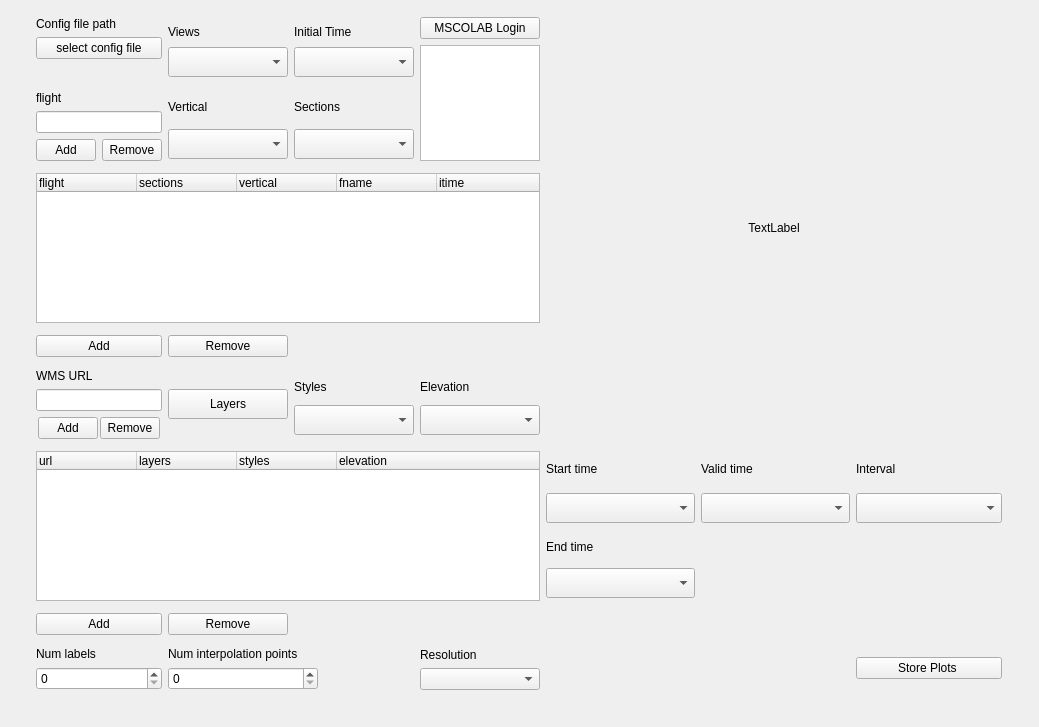
This is mslib/msui/ui/ui_mss_autoplot.ui in Open-MSS/MSS as Qt 5 draws it before an edit. The edited form follows.
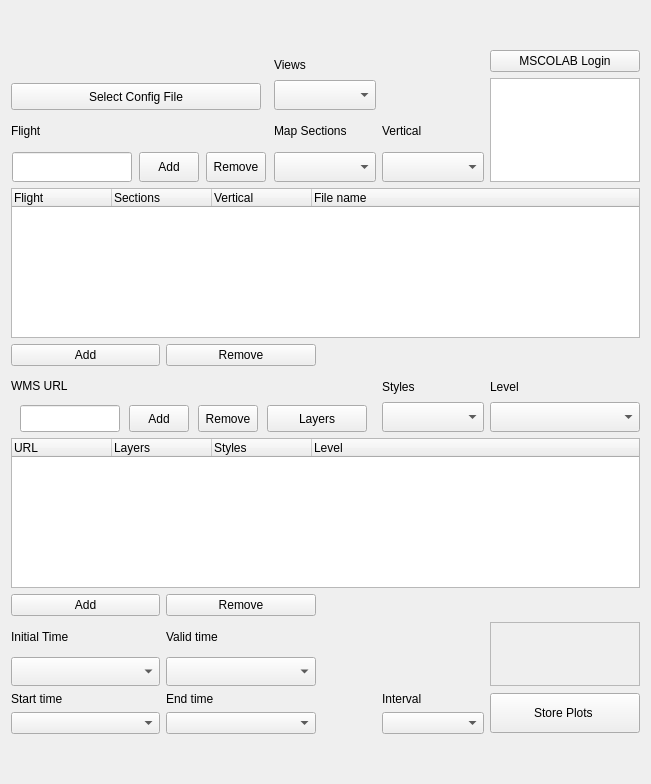
This is the edited form.

Commit message: COMMIT 7: new layout with partial mscolab login and wms login added

```diff
--- a/mslib/msui/ui/ui_mss_autoplot.ui
+++ b/mslib/msui/ui/ui_mss_autoplot.ui
@@ -6,63 +6,186 @@
    <rect>
     <x>0</x>
     <y>0</y>
-    <width>1039</width>
-    <height>727</height>
+    <width>651</width>
+    <height>784</height>
    </rect>
   </property>
+  <property name="sizePolicy">
+   <sizepolicy hsizetype="Fixed" vsizetype="Fixed">
+    <horstretch>0</horstretch>
+    <verstretch>0</verstretch>
+   </sizepolicy>
+  </property>
   <property name="windowTitle">
    <string>Form</string>
   </property>
   <layout class="QGridLayout" name="gridLayout_3">
-   <item row="0" column="1">
-    <layout class="QGridLayout" name="gridLayout_2" rowstretch="0,0,0,0,0,0,0,0,0">
+   <item row="0" column="0">
+    <layout class="QGridLayout" name="gridLayout_2" rowstretch="0,0,0,0,0,0,0,0,0,0">
      <property name="sizeConstraint">
       <enum>QLayout::SetMinimumSize</enum>
      </property>
-     <item row="2" column="0" colspan="4">
-      <widget class="QTreeWidget" name="autoplotTreeWidget">
+     <item row="8" column="0">
+      <layout class="QVBoxLayout" name="verticalLayout_16">
+       <property name="spacing">
+        <number>6</number>
+       </property>
+       <item>
+        <widget class="QLabel" name="itimeLabel">
+         <property name="sizePolicy">
+          <sizepolicy hsizetype="Preferred" vsizetype="Fixed">
+           <horstretch>0</horstretch>
+           <verstretch>0</verstretch>
+          </sizepolicy>
+         </property>
        <property name="maximumSize">
         <size>
-         <width>600</width>
-         <height>150</height>
-        </size>
-       </property>
-       <property name="allColumnsShowFocus">
-        <bool>false</bool>
-       </property>
-       <column>
+           <width>150</width>
+           <height>30</height>
+          </size>
+         </property>
+         <property name="text">
+          <string>Initial Time</string>
+         </property>
+        </widget>
+       </item>
+       <item>
+        <widget class="QComboBox" name="itimeComboBox">
+         <property name="maximumSize">
+          <size>
+           <width>150</width>
+           <height>30</height>
+          </size>
+         </property>
+         <item>
         <property name="text">
-         <string>flight</string>
-        </property>
-       </column>
-       <column>
+           <string/>
+          </property>
+         </item>
+        </widget>
+       </item>
+      </layout>
+     </item>
+     <item row="0" column="2">
+      <layout class="QVBoxLayout" name="verticalLayout">
+       <property name="spacing">
+        <number>0</number>
+       </property>
+       <item>
+        <widget class="QLabel" name="viewLabel">
+         <property name="sizePolicy">
+          <sizepolicy hsizetype="Fixed" vsizetype="Preferred">
+           <horstretch>0</horstretch>
+           <verstretch>0</verstretch>
+          </sizepolicy>
+         </property>
+         <property name="maximumSize">
+          <size>
+           <width>150</width>
+           <height>30</height>
+          </size>
+         </property>
         <property name="text">
-         <string>sections</string>
-        </property>
-       </column>
-       <column>
+          <string>Views</string>
+         </property>
+        </widget>
+       </item>
+       <item>
+        <widget class="QComboBox" name="viewComboBox">
+         <property name="maximumSize">
+          <size>
+           <width>150</width>
+           <height>30</height>
+          </size>
+         </property>
+         <item>
         <property name="text">
-         <string>vertical</string>
-        </property>
-       </column>
-       <column>
+           <string/>
+          </property>
+         </item>
+         <item>
         <property name="text">
-         <string>fname</string>
-        </property>
-       </column>
-       <column>
+           <string>Top View</string>
+          </property>
+         </item>
+         <item>
         <property name="text">
-         <string>itime</string>
-        </property>
-       </column>
+           <string>Side View</string>
+          </property>
+         </item>
        <item>
         <property name="text">
+           <string>Linear View</string>
+          </property>
+         </item>
+        </widget>
+       </item>
+      </layout>
+     </item>
+     <item row="6" column="0">
+      <widget class="QPushButton" name="autoplotsecsAddButton">
+       <property name="maximumSize">
+        <size>
+         <width>150</width>
+         <height>16777215</height>
+        </size>
+       </property>
+       <property name="text">
+        <string>Add</string>
+       </property>
+      </widget>
+     </item>
+     <item row="9" column="4">
+      <widget class="QPushButton" name="storePlotsButton">
+       <property name="maximumSize">
+        <size>
+         <width>150</width>
+         <height>40</height>
+        </size>
+       </property>
+       <property name="text">
+        <string>Store Plots </string>
+       </property>
+      </widget>
+     </item>
+     <item row="9" column="0">
+      <layout class="QVBoxLayout" name="verticalLayout_7">
+       <item>
+        <widget class="QLabel" name="stimeLabel">
+         <property name="maximumSize">
+          <size>
+           <width>150</width>
+           <height>30</height>
+          </size>
+         </property>
+         <property name="text">
+          <string>Start time</string>
+         </property>
+        </widget>
+       </item>
+       <item>
+        <widget class="QComboBox" name="stimeComboBox">
+         <property name="maximumSize">
+          <size>
+           <width>150</width>
+           <height>30</height>
+          </size>
+         </property>
+         <item>
+          <property name="text">
          <string/>
         </property>
        </item>
-      </widget>
-     </item>
-     <item row="4" column="0">
+         <item>
+          <property name="text">
+           <string>2019-09-01T00:00:00</string>
+          </property>
+         </item>
+        </widget>
+       </item>
+      </layout>
+     </item>
+     <item row="4" column="0" colspan="3">
       <layout class="QVBoxLayout" name="verticalLayout_3">
        <property name="sizeConstraint">
         <enum>QLayout::SetMinimumSize</enum>
@@ -86,27 +209,27 @@
          </property>
         </widget>
        </item>
-       <item>
-        <widget class="QLineEdit" name="urlLineEdit">
-         <property name="sizePolicy">
-          <sizepolicy hsizetype="Fixed" vsizetype="Fixed">
-           <horstretch>0</horstretch>
-           <verstretch>0</verstretch>
-          </sizepolicy>
-         </property>
-         <property name="maximumSize">
-          <size>
-           <width>150</width>
-           <height>30</height>
-          </size>
-         </property>
-        </widget>
-       </item>
        <item>
         <layout class="QHBoxLayout" name="horizontalLayout">
          <property name="spacing">
           <number>0</number>
          </property>
+         <item>
+          <widget class="QLineEdit" name="urlLineEdit">
+           <property name="sizePolicy">
+            <sizepolicy hsizetype="Fixed" vsizetype="Fixed">
+             <horstretch>0</horstretch>
+             <verstretch>0</verstretch>
+            </sizepolicy>
+           </property>
+           <property name="maximumSize">
+            <size>
+             <width>100</width>
+             <height>30</height>
+            </size>
+           </property>
+          </widget>
+         </item>
          <item>
           <widget class="QPushButton" name="urlAddButton">
            <property name="sizePolicy">
@@ -145,79 +268,156 @@
            </property>
           </widget>
          </item>
-        </layout>
-       </item>
-      </layout>
-     </item>
-     <item row="8" column="3">
-      <spacer name="horizontalSpacer_4">
-       <property name="orientation">
-        <enum>Qt::Horizontal</enum>
-       </property>
-       <property name="sizeType">
-        <enum>QSizePolicy::Fixed</enum>
-       </property>
-       <property name="sizeHint" stdset="0">
-        <size>
-         <width>120</width>
-         <height>20</height>
-        </size>
-       </property>
-      </spacer>
-     </item>
-     <item row="1" column="2">
-      <layout class="QVBoxLayout" name="verticalLayout_2">
        <item>
-        <widget class="QLabel" name="sectionsLabel">
+          <widget class="QPushButton" name="layersButton">
+           <property name="sizePolicy">
+            <sizepolicy hsizetype="Fixed" vsizetype="Fixed">
+             <horstretch>0</horstretch>
+             <verstretch>0</verstretch>
+            </sizepolicy>
+           </property>
          <property name="maximumSize">
           <size>
-           <width>150</width>
+             <width>100</width>
            <height>30</height>
           </size>
          </property>
+           <property name="text">
+            <string>Layers</string>
+           </property>
+          </widget>
+         </item>
+        </layout>
+       </item>
+      </layout>
+     </item>
+     <item row="2" column="0" colspan="5">
+      <widget class="QTreeWidget" name="autoplotTreeWidget">
+       <property name="maximumSize">
+        <size>
+         <width>630</width>
+         <height>150</height>
+        </size>
+       </property>
+       <property name="allColumnsShowFocus">
+        <bool>false</bool>
+       </property>
+       <column>
+        <property name="text">
+         <string>Flight</string>
+        </property>
+       </column>
+       <column>
          <property name="text">
           <string>Sections</string>
          </property>
-        </widget>
-       </item>
-       <item>
-        <widget class="QComboBox" name="sectionsComboBox">
-         <property name="maximumSize">
-          <size>
-           <width>150</width>
-           <height>30</height>
-          </size>
-         </property>
+       </column>
+       <column>
+        <property name="text">
+         <string>Vertical</string>
+        </property>
+       </column>
+       <column>
+        <property name="text">
+         <string>File name</string>
+        </property>
+       </column>
          <item>
           <property name="text">
            <string/>
           </property>
          </item>
-         <item>
-          <property name="text">
-           <string>India</string>
-          </property>
-         </item>
-         <item>
-          <property name="text">
-           <string>Europe</string>
-          </property>
-         </item>
+      </widget>
+     </item>
+     <item row="4" column="4">
+      <layout class="QVBoxLayout" name="verticalLayout_5">
+       <property name="spacing">
+        <number>0</number>
+       </property>
          <item>
+        <widget class="QLabel" name="levelLabel">
+         <property name="maximumSize">
+          <size>
+           <width>150</width>
+           <height>30</height>
+          </size>
+         </property>
           <property name="text">
-           <string>Germany</string>
-          </property>
+          <string>Level</string>
+         </property>
+        </widget>
          </item>
          <item>
-          <property name="text">
-           <string>Global</string>
-          </property>
-         </item>
+        <widget class="QComboBox" name="levelComboBox">
+         <property name="maximumSize">
+          <size>
+           <width>150</width>
+           <height>30</height>
+          </size>
+         </property>
         </widget>
        </item>
       </layout>
      </item>
-     <item row="4" column="2">
+     <item row="3" column="0">
+      <widget class="QPushButton" name="autoplotAddButton">
+       <property name="maximumSize">
+        <size>
+         <width>150</width>
+         <height>16777215</height>
+        </size>
+       </property>
+       <property name="text">
+        <string>Add</string>
+       </property>
+      </widget>
+     </item>
+     <item row="5" column="0" colspan="5">
+      <widget class="QTreeWidget" name="autoplotsecsTreeWidget">
+       <property name="maximumSize">
+        <size>
+         <width>630</width>
+         <height>150</height>
+        </size>
+       </property>
+       <column>
+        <property name="text">
+         <string>URL</string>
+        </property>
+       </column>
+       <column>
+        <property name="text">
+         <string>Layers</string>
+        </property>
+       </column>
+       <column>
+        <property name="text">
+         <string>Styles</string>
+        </property>
+       </column>
+       <column>
+        <property name="text">
+         <string>Level</string>
+        </property>
+       </column>
+       <item>
+        <property name="text">
+         <string/>
+        </property>
+       </item>
+      </widget>
+     </item>
+     <item row="8" column="4">
+      <widget class="QFrame" name="frame">
+       <property name="frameShape">
+        <enum>QFrame::StyledPanel</enum>
+       </property>
+       <property name="frameShadow">
+        <enum>QFrame::Raised</enum>
+       </property>
+      </widget>
+     </item>
+     <item row="4" column="3">
       <layout class="QVBoxLayout" name="verticalLayout_6">
        <property name="spacing">
         <number>0</number>
@@ -226,7 +426,7 @@
         <widget class="QLabel" name="stylesLabel">
          <property name="maximumSize">
           <size>
-           <width>120</width>
+           <width>150</width>
            <height>30</height>
           </size>
          </property>
@@ -239,7 +439,7 @@
         <widget class="QComboBox" name="stylesComboBox">
          <property name="maximumSize">
           <size>
-           <width>120</width>
+           <width>150</width>
            <height>30</height>
           </size>
          </property>
@@ -257,51 +457,40 @@
        </item>
       </layout>
      </item>
-     <item row="7" column="6">
-      <widget class="QPushButton" name="storePlotsButton">
-       <property name="text">
-        <string>Store Plots </string>
-       </property>
-      </widget>
-     </item>
-     <item row="1" column="1">
-      <layout class="QVBoxLayout" name="verticalLayout_12">
+     <item row="0" column="4" rowspan="2">
+      <layout class="QVBoxLayout" name="verticalLayout_11">
        <item>
-        <widget class="QLabel" name="verticalLabel">
+        <widget class="QPushButton" name="mscolabLoginButton">
          <property name="maximumSize">
           <size>
-           <width>120</width>
-           <height>30</height>
+           <width>150</width>
+           <height>16777215</height>
           </size>
          </property>
          <property name="text">
-          <string>Vertical</string>
+          <string>MSCOLAB Login</string>
          </property>
         </widget>
        </item>
        <item>
-        <widget class="QComboBox" name="verticalComboBox">
+        <widget class="QListWidget" name="mscolabListWidget">
+         <property name="sizePolicy">
+          <sizepolicy hsizetype="Fixed" vsizetype="Expanding">
+           <horstretch>0</horstretch>
+           <verstretch>0</verstretch>
+          </sizepolicy>
+         </property>
          <property name="maximumSize">
           <size>
-           <width>120</width>
-           <height>30</height>
+           <width>150</width>
+           <height>130</height>
           </size>
          </property>
-         <item>
-          <property name="text">
-           <string/>
-          </property>
-         </item>
-         <item>
-          <property name="text">
-           <string>default</string>
-          </property>
-         </item>
         </widget>
        </item>
       </layout>
      </item>
-     <item row="5" column="6">
+     <item row="9" column="3">
       <layout class="QVBoxLayout" name="verticalLayout_14">
        <item>
         <widget class="QLabel" name="intvLabel">
@@ -346,31 +535,12 @@
          </item>
         </widget>
        </item>
-       <item>
-        <spacer name="verticalSpacer_3">
-         <property name="orientation">
-          <enum>Qt::Vertical</enum>
-         </property>
-         <property name="sizeType">
-          <enum>QSizePolicy::Fixed</enum>
-         </property>
-         <property name="sizeHint" stdset="0">
-          <size>
-           <width>20</width>
-           <height>75</height>
-          </size>
-         </property>
-        </spacer>
-       </item>
       </layout>
      </item>
-     <item row="0" column="2">
-      <layout class="QVBoxLayout" name="verticalLayout_16">
-       <property name="spacing">
-        <number>0</number>
-       </property>
+     <item row="1" column="2">
+      <layout class="QVBoxLayout" name="verticalLayout_2">
        <item>
-        <widget class="QLabel" name="itimeLabel">
+        <widget class="QLabel" name="sectionsLabel">
          <property name="maximumSize">
           <size>
            <width>150</width>
@@ -378,12 +548,12 @@
           </size>
          </property>
          <property name="text">
-          <string>Initial Time</string>
+          <string>Map Sections</string>
          </property>
         </widget>
        </item>
        <item>
-        <widget class="QComboBox" name="itimeComboBox">
+        <widget class="QComboBox" name="sectionsComboBox">
          <property name="maximumSize">
           <size>
            <width>150</width>
@@ -395,215 +565,68 @@
            <string/>
           </property>
          </item>
-        </widget>
-       </item>
-      </layout>
-     </item>
-     <item row="5" column="0" colspan="4">
-      <widget class="QTreeWidget" name="autoplotsecsTreeWidget">
-       <property name="maximumSize">
-        <size>
-         <width>600</width>
-         <height>150</height>
-        </size>
-       </property>
-       <column>
-        <property name="text">
-         <string>url</string>
-        </property>
-       </column>
-       <column>
-        <property name="text">
-         <string>layers</string>
-        </property>
-       </column>
-       <column>
-        <property name="text">
-         <string>styles</string>
-        </property>
-       </column>
-       <column>
-        <property name="text">
-         <string>elevation</string>
-        </property>
-       </column>
        <item>
         <property name="text">
-         <string/>
-        </property>
-       </item>
-      </widget>
-     </item>
-     <item row="8" column="2">
-      <spacer name="horizontalSpacer_3">
-       <property name="orientation">
-        <enum>Qt::Horizontal</enum>
-       </property>
-       <property name="sizeType">
-        <enum>QSizePolicy::Fixed</enum>
-       </property>
-       <property name="sizeHint" stdset="0">
-        <size>
-         <width>120</width>
-         <height>20</height>
-        </size>
-       </property>
-      </spacer>
-     </item>
-     <item row="0" column="0">
-      <layout class="QVBoxLayout" name="verticalLayout_10">
+           <string>India</string>
+          </property>
+         </item>
        <item>
-        <widget class="QLabel" name="cpathLabel">
          <property name="text">
-          <string>Config file path</string>
-         </property>
-        </widget>
+           <string>Europe</string>
+          </property>
        </item>
        <item>
-        <widget class="QPushButton" name="cpathButton">
-         <property name="sizePolicy">
-          <sizepolicy hsizetype="Fixed" vsizetype="Fixed">
-           <horstretch>0</horstretch>
-           <verstretch>0</verstretch>
-          </sizepolicy>
-         </property>
-         <property name="maximumSize">
-          <size>
-           <width>150</width>
-           <height>30</height>
-          </size>
-         </property>
          <property name="text">
-          <string>select config file</string>
-         </property>
-        </widget>
+           <string>Germany</string>
+          </property>
        </item>
        <item>
-        <widget class="QLabel" name="cpathOutputLabel">
-         <property name="maximumSize">
-          <size>
-           <width>150</width>
-           <height>16777215</height>
-          </size>
-         </property>
          <property name="text">
-          <string/>
-         </property>
+           <string>Global</string>
+          </property>
+         </item>
         </widget>
        </item>
       </layout>
      </item>
-     <item row="3" column="1">
-      <widget class="QPushButton" name="autoplotRemoveButton">
-       <property name="text">
-        <string>Remove</string>
-       </property>
-      </widget>
-     </item>
-     <item row="0" column="3" rowspan="2">
-      <layout class="QVBoxLayout" name="verticalLayout_11">
+     <item row="1" column="3">
+      <layout class="QVBoxLayout" name="verticalLayout_12">
        <item>
-        <widget class="QPushButton" name="mscolabLoginButton">
+        <widget class="QLabel" name="verticalLabel">
          <property name="maximumSize">
           <size>
-           <width>120</width>
-           <height>16777215</height>
-          </size>
-         </property>
-         <property name="text">
-          <string>MSCOLAB Login</string>
-         </property>
-        </widget>
-       </item>
-       <item>
-        <widget class="QListWidget" name="mscolabListWidget">
-         <property name="sizePolicy">
-          <sizepolicy hsizetype="Fixed" vsizetype="Expanding">
-           <horstretch>0</horstretch>
-           <verstretch>0</verstretch>
-          </sizepolicy>
-         </property>
-         <property name="maximumSize">
-          <size>
-           <width>120</width>
-           <height>130</height>
-          </size>
-         </property>
-        </widget>
-       </item>
-      </layout>
-     </item>
-     <item row="3" column="0">
-      <widget class="QPushButton" name="autoplotAddButton">
-       <property name="text">
-        <string>Add</string>
-       </property>
-      </widget>
-     </item>
-     <item row="4" column="1">
-      <widget class="QPushButton" name="layersButton">
-       <property name="sizePolicy">
-        <sizepolicy hsizetype="Fixed" vsizetype="Fixed">
-         <horstretch>0</horstretch>
-         <verstretch>0</verstretch>
-        </sizepolicy>
-       </property>
-       <property name="maximumSize">
-        <size>
-         <width>120</width>
+           <width>150</width>
          <height>30</height>
         </size>
        </property>
        <property name="text">
-        <string>Layers</string>
+          <string>Vertical</string>
        </property>
       </widget>
      </item>
-     <item row="6" column="1">
-      <widget class="QPushButton" name="autoplotsecsRemoveButton">
-       <property name="text">
-        <string>Remove</string>
-       </property>
-      </widget>
-     </item>
-     <item row="4" column="3">
-      <layout class="QVBoxLayout" name="verticalLayout_5">
-       <property name="spacing">
-        <number>0</number>
-       </property>
        <item>
-        <widget class="QLabel" name="elevationLabel">
+        <widget class="QComboBox" name="verticalComboBox">
          <property name="maximumSize">
           <size>
            <width>150</width>
            <height>30</height>
           </size>
          </property>
+         <item>
          <property name="text">
-          <string>Elevation</string>
-         </property>
-        </widget>
+           <string/>
+          </property>
        </item>
        <item>
-        <widget class="QComboBox" name="elevationComboBox">
-         <property name="maximumSize">
-          <size>
-           <width>150</width>
-           <height>30</height>
-          </size>
-         </property>
+          <property name="text">
+           <string>default</string>
+          </property>
+         </item>
         </widget>
        </item>
       </layout>
      </item>
-     <item row="6" column="0">
-      <widget class="QPushButton" name="autoplotsecsAddButton">
-       <property name="text">
-        <string>Add</string>
-       </property>
-      </widget>
-     </item>
-     <item row="1" column="0">
+     <item row="1" column="0" colspan="2">
       <layout class="QVBoxLayout" name="verticalLayout_4">
        <property name="sizeConstraint">
         <enum>QLayout::SetMinimumSize</enum>
@@ -623,28 +646,28 @@
           </size>
          </property>
          <property name="text">
-          <string>flight</string>
-         </property>
-        </widget>
-       </item>
-       <item>
-        <widget class="QLineEdit" name="flightLineEdit">
-         <property name="sizePolicy">
-          <sizepolicy hsizetype="Fixed" vsizetype="Fixed">
-           <horstretch>0</horstretch>
-           <verstretch>0</verstretch>
-          </sizepolicy>
-         </property>
-         <property name="maximumSize">
-          <size>
-           <width>150</width>
-           <height>30</height>
-          </size>
+          <string>Flight</string>
          </property>
         </widget>
        </item>
        <item>
         <layout class="QHBoxLayout" name="horizontalLayout_2">
+         <item>
+          <widget class="QLineEdit" name="flightLineEdit">
+           <property name="sizePolicy">
+            <sizepolicy hsizetype="Fixed" vsizetype="Fixed">
+             <horstretch>0</horstretch>
+             <verstretch>0</verstretch>
+            </sizepolicy>
+           </property>
+           <property name="maximumSize">
+            <size>
+             <width>120</width>
+             <height>30</height>
+            </size>
+           </property>
+          </widget>
+         </item>
          <item>
           <widget class="QPushButton" name="flightAddButton">
            <property name="sizePolicy">
@@ -687,151 +710,43 @@
        </item>
       </layout>
      </item>
-     <item row="0" column="1">
-      <layout class="QVBoxLayout" name="verticalLayout">
-       <property name="spacing">
-        <number>0</number>
-       </property>
+     <item row="0" column="0" colspan="2">
+      <layout class="QVBoxLayout" name="verticalLayout_10">
+       <item>
+        <widget class="QLabel" name="cpathOutputLabel">
+         <property name="maximumSize">
+          <size>
+           <width>250</width>
+           <height>30</height>
+          </size>
+         </property>
+         <property name="text">
+          <string/>
+         </property>
+        </widget>
+       </item>
        <item>
-        <widget class="QLabel" name="viewLabel">
+        <widget class="QPushButton" name="cpathButton">
          <property name="sizePolicy">
-          <sizepolicy hsizetype="Fixed" vsizetype="Preferred">
+          <sizepolicy hsizetype="Fixed" vsizetype="Fixed">
            <horstretch>0</horstretch>
            <verstretch>0</verstretch>
           </sizepolicy>
          </property>
          <property name="maximumSize">
           <size>
-           <width>120</width>
+           <width>250</width>
            <height>30</height>
           </size>
          </property>
          <property name="text">
-          <string>Views</string>
+          <string>Select Config File</string>
          </property>
         </widget>
        </item>
-       <item>
-        <widget class="QComboBox" name="viewComboBox">
-         <property name="maximumSize">
-          <size>
-           <width>120</width>
-           <height>30</height>
-          </size>
-         </property>
-         <item>
-          <property name="text">
-           <string/>
-          </property>
-         </item>
-         <item>
-          <property name="text">
-           <string>Top View</string>
-          </property>
-         </item>
-         <item>
-          <property name="text">
-           <string>Side View</string>
-          </property>
-         </item>
-         <item>
-          <property name="text">
-           <string>Linear View</string>
-          </property>
-         </item>
-        </widget>
-       </item>
       </layout>
      </item>
-     <item row="5" column="5">
-      <layout class="QVBoxLayout" name="verticalLayout_17">
-       <item>
-        <widget class="QLabel" name="vtimeLabel">
-         <property name="maximumSize">
-          <size>
-           <width>150</width>
-           <height>30</height>
-          </size>
-         </property>
-         <property name="text">
-          <string>Valid time</string>
-         </property>
-        </widget>
-       </item>
-       <item>
-        <widget class="QComboBox" name="vtimeComboBox">
-         <property name="maximumSize">
-          <size>
-           <width>150</width>
-           <height>30</height>
-          </size>
-         </property>
-         <item>
-          <property name="text">
-           <string/>
-          </property>
-         </item>
-         <item>
-          <property name="text">
-           <string>2019-09-02T00:00:00</string>
-          </property>
-         </item>
-        </widget>
-       </item>
-       <item>
-        <spacer name="verticalSpacer_4">
-         <property name="orientation">
-          <enum>Qt::Vertical</enum>
-         </property>
-         <property name="sizeType">
-          <enum>QSizePolicy::Fixed</enum>
-         </property>
-         <property name="sizeHint" stdset="0">
-          <size>
-           <width>20</width>
-           <height>75</height>
-          </size>
-         </property>
-        </spacer>
-       </item>
-      </layout>
-     </item>
-     <item row="5" column="4">
-      <layout class="QVBoxLayout" name="verticalLayout_7">
-       <item>
-        <widget class="QLabel" name="stimeLabel">
-         <property name="maximumSize">
-          <size>
-           <width>150</width>
-           <height>30</height>
-          </size>
-         </property>
-         <property name="text">
-          <string>Start time</string>
-         </property>
-        </widget>
-       </item>
-       <item>
-        <widget class="QComboBox" name="stimeComboBox">
-         <property name="maximumSize">
-          <size>
-           <width>150</width>
-           <height>30</height>
-          </size>
-         </property>
-         <item>
-          <property name="text">
-           <string/>
-          </property>
-         </item>
-         <item>
-          <property name="text">
-           <string>2019-09-01T00:00:00</string>
-          </property>
-         </item>
-        </widget>
-       </item>
-       <item>
+     <item row="9" column="1" colspan="2">
         <layout class="QVBoxLayout" name="verticalLayout_15">
          <item>
           <widget class="QLabel" name="etimeLabel">
@@ -868,123 +783,68 @@
          </item>
         </layout>
        </item>
-      </layout>
-     </item>
-     <item row="8" column="1">
-      <spacer name="horizontalSpacer_2">
-       <property name="orientation">
-        <enum>Qt::Horizontal</enum>
-       </property>
-       <property name="sizeType">
-        <enum>QSizePolicy::Fixed</enum>
-       </property>
-       <property name="sizeHint" stdset="0">
+     <item row="8" column="1" colspan="2">
+      <layout class="QVBoxLayout" name="verticalLayout_17">
+       <item>
+        <widget class="QLabel" name="vtimeLabel">
+         <property name="maximumSize">
         <size>
-         <width>120</width>
-         <height>20</height>
-        </size>
-       </property>
-      </spacer>
-     </item>
-     <item row="8" column="0">
-      <spacer name="horizontalSpacer">
-       <property name="orientation">
-        <enum>Qt::Horizontal</enum>
-       </property>
-       <property name="sizeType">
-        <enum>QSizePolicy::Fixed</enum>
-       </property>
-       <property name="sizeHint" stdset="0">
-        <size>
-         <width>120</width>
-         <height>20</height>
-        </size>
-       </property>
-      </spacer>
-     </item>
-     <item row="0" column="4" rowspan="5" colspan="3">
-      <widget class="QLabel" name="label_18">
+           <width>150</width>
+           <height>30</height>
+          </size>
+         </property>
        <property name="text">
-        <string>TextLabel</string>
-       </property>
-       <property name="alignment">
-        <set>Qt::AlignCenter</set>
-       </property>
-      </widget>
-     </item>
-     <item row="7" column="3">
-      <layout class="QVBoxLayout" name="verticalLayout_8">
+          <string>Valid time</string>
+         </property>
+        </widget>
+       </item>
        <item>
-        <widget class="QLabel" name="resolutionLabel">
+        <widget class="QComboBox" name="vtimeComboBox">
          <property name="maximumSize">
           <size>
            <width>150</width>
            <height>30</height>
           </size>
          </property>
+         <item>
          <property name="text">
-          <string>Resolution</string>
-         </property>
-        </widget>
+           <string/>
+          </property>
        </item>
        <item>
-        <widget class="QComboBox" name="resolutionComboBox">
-         <property name="maximumSize">
-          <size>
-           <width>150</width>
-           <height>30</height>
-          </size>
-         </property>
+          <property name="text">
+           <string>2019-09-02T00:00:00</string>
+          </property>
+         </item>
         </widget>
        </item>
       </layout>
      </item>
-     <item row="7" column="1" colspan="2">
-      <layout class="QVBoxLayout" name="verticalLayout_9">
-       <item>
-        <widget class="QLabel" name="numinterpolationptsLabel">
+     <item row="6" column="1" colspan="2">
+      <widget class="QPushButton" name="autoplotsecsRemoveButton">
          <property name="maximumSize">
           <size>
            <width>150</width>
-           <height>30</height>
+         <height>16777215</height>
           </size>
          </property>
          <property name="text">
-          <string>Num interpolation points</string>
+        <string>Remove</string>
          </property>
         </widget>
        </item>
-       <item>
-        <widget class="QSpinBox" name="numinterSpinBox">
+     <item row="3" column="1" colspan="2">
+      <widget class="QPushButton" name="autoplotRemoveButton">
          <property name="maximumSize">
           <size>
            <width>150</width>
            <height>16777215</height>
           </size>
          </property>
-        </widget>
-       </item>
-      </layout>
-     </item>
-     <item row="7" column="0">
-      <layout class="QVBoxLayout" name="verticalLayout_13">
-       <item>
-        <widget class="QLabel" name="numlabelsLabel">
-         <property name="maximumSize">
-          <size>
-           <width>120</width>
-           <height>30</height>
-          </size>
-         </property>
          <property name="text">
-          <string>Num labels</string>
-         </property>
-        </widget>
-       </item>
-       <item>
-        <widget class="QSpinBox" name="numlabelsSpinBox"/>
-       </item>
-      </layout>
+        <string>Remove</string>
+       </property>
+      </widget>
      </item>
     </layout>
    </item>
```
Left out of the diff: 2 changed lines with no effect on the pictures. Lines whose indentation alone changed are shown as unchanged. The commit also changes 2 other files.
